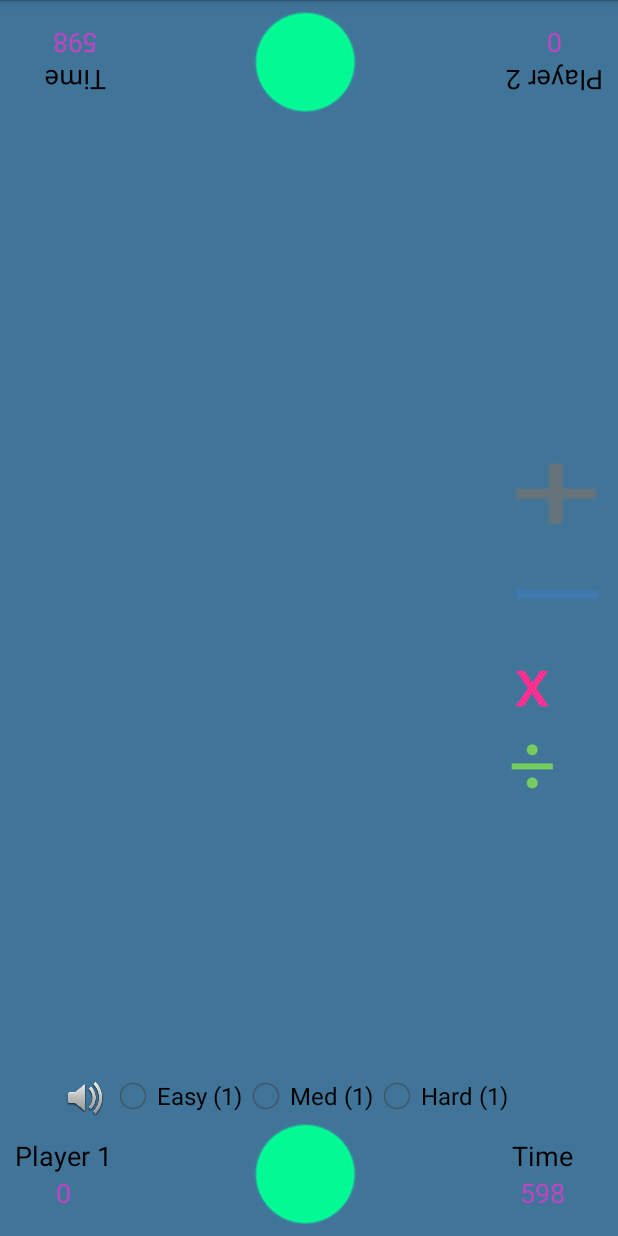
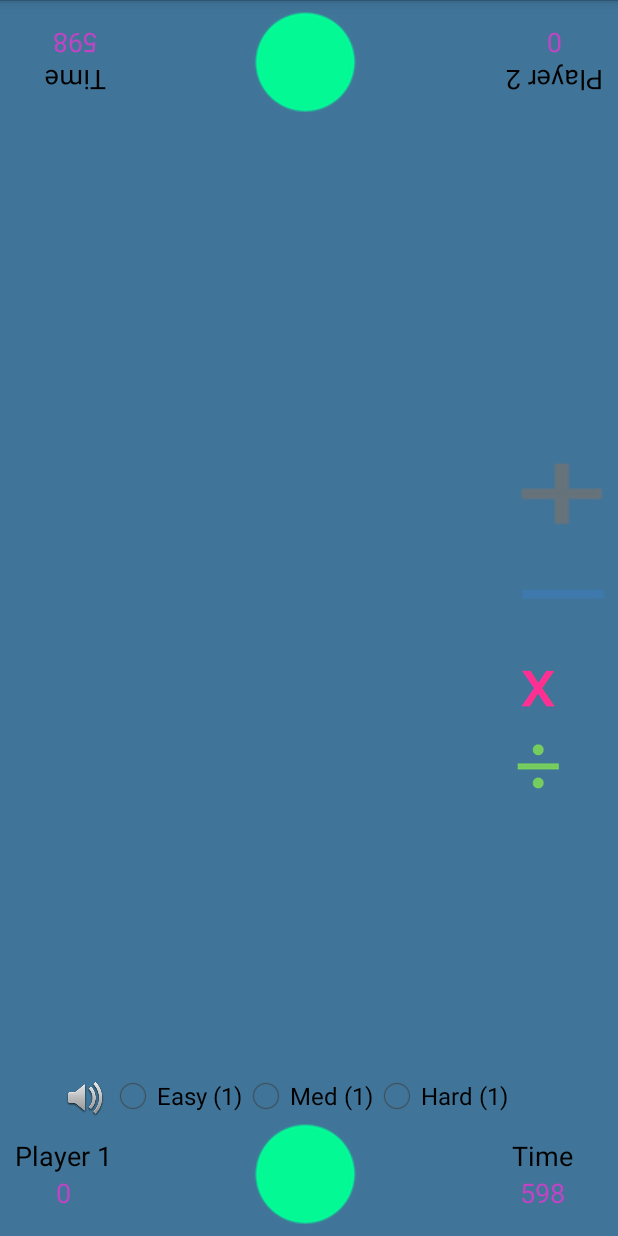
Before and after one commit to tonytamsf/android-Math-Get-To-24, an Android app: the screen it shows after launch (Math24), on a phone screen of 412 x 824 dp. Run offline under Robolectric (Android 15) with nearby library versions, the phone set to English and light mode, and no system bars; 10 statements that could not run were skipped.

Commit message:
handle canary upgrade of Android Studio, fix gradle settings

```diff
--- a/app/build.gradle
+++ b/app/build.gradle
@@ -6,13 +6,12 @@ android {
 
     defaultConfig {
         applicationId "com.wordpress.tonytam.mathgetto24"
-        minSdkVersion 14
+        minSdkVersion 17
         targetSdkVersion 19
     }
 
     buildTypes {
         release {
-            runProguard false
             proguardFiles getDefaultProguardFile('proguard-android.txt'), 'proguard-rules.txt'
         }
     }
--- a/app/src/main/res/layout/activity_math24.xml
+++ b/app/src/main/res/layout/activity_math24.xml
@@ -341,12 +341,11 @@
                 android:orientation="vertical"
                 android:layout_width="wrap_content"
                 android:layout_height="wrap_content"
-                android:layout_alignParentRight="false"
+                android:layout_alignParentRight="true"
                 android:layout_alignParentEnd="true"
                 android:id="@+id/operatorLayout"
                 android:layout_marginRight="5dp"
-                android:layout_centerVertical="true"
-                android:layout_toRightOf="@+id/gameLevelRadioGroup">
+                android:layout_centerVertical="true">
 
 
                 <Button
@@ -380,7 +379,7 @@
                     android:layout_marginBottom="10dp"
                     android:onClick="operatorsTouched"
                     android:tag="×"
-                    />
+                    android:contentDescription="@string/operatorMultiply" />
 
                 <ImageButton
                     android:layout_width="wrap_content"
@@ -392,7 +391,7 @@
                     android:layout_marginTop="10dp"
                     android:onClick="operatorsTouched"
                     android:tag="÷"
-                    />
+                    android:contentDescription="@string/operatorDivide" />
             </LinearLayout>
 
             <TextView
@@ -400,7 +399,7 @@
                 android:layout_gravity="center_horizontal|center"
                 android:layout_width="fill_parent"
                 android:layout_height="wrap_content"
-                android:text="New Text\nhi\nthere"
+                android:text="@string/welcome"
                 android:id="@+id/labelMiddleInfo"
                 android:layout_alignParentLeft="true"
                 android:layout_alignParentStart="true"
--- a/app/src/main/res/values/strings.xml
+++ b/app/src/main/res/values/strings.xml
@@ -13,4 +13,7 @@
     <string name="fmt_sorry_wrong">Sorry, Get to 24 with:\n%s</string>
     <string name="how_do_you_get_24">How can you get to 24?</string>
     <string name="game_over">Game Over...</string>
+    <string name="operatorMultiply">operator multiply</string>
+    <string name="operatorDivide">operator divide</string>
+    <string name="welcome">New Text\nhi\nthere</string>
 </resources>
--- a/build.gradle
+++ b/build.gradle
@@ -4,7 +4,7 @@ buildscript {
         mavenCentral()
     }
     dependencies {
-        classpath 'com.android.tools.build:gradle:0.12.+'
+        classpath 'com.android.tools.build:gradle:0.14.4'
     }
 }
 
```
Also changed, not shown: gradle/wrapper/gradle-wrapper.properties, 2 other files.
